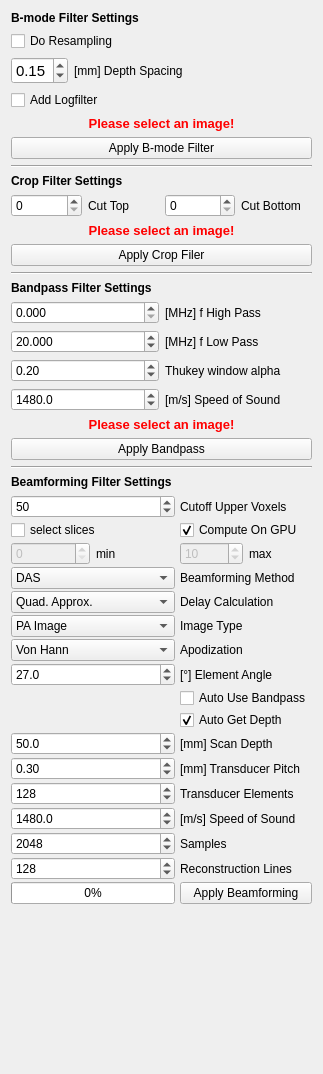
This is Plugins/org.mitk.gui.qt.photoacoustics.imageprocessing/src/internal/PAImageProcessingControls.ui in MITK/MITK as Qt 5 draws it before an edit. The edited form follows.
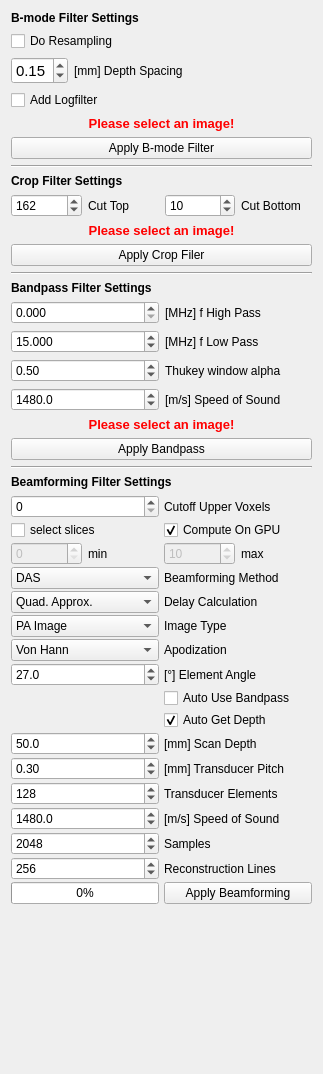
This is the edited form.

Commit message: better default values for tukey window and beamforming

Diff of the .ui file:
```diff
--- a/Plugins/org.mitk.gui.qt.photoacoustics.imageprocessing/src/internal/PAImageProcessingControls.ui
+++ b/Plugins/org.mitk.gui.qt.photoacoustics.imageprocessing/src/internal/PAImageProcessingControls.ui
@@ -144,6 +144,12 @@
            <property name="maximum">
             <number>99999</number>
            </property>
+           <property name="singleStep">
+            <number>5</number>
+           </property>
+           <property name="value">
+            <number>162</number>
+           </property>
           </widget>
          </item>
          <item>
@@ -158,6 +164,9 @@
            <property name="maximum">
             <number>99999</number>
            </property>
+           <property name="value">
+            <number>10</number>
+           </property>
           </widget>
          </item>
          <item>
@@ -227,7 +236,7 @@
             <double>200.000000000000000</double>
            </property>
            <property name="value">
-            <double>20.000000000000000</double>
+            <double>15.000000000000000</double>
            </property>
           </widget>
          </item>
@@ -306,7 +315,7 @@
             <double>0.100000000000000</double>
            </property>
            <property name="value">
-            <double>0.200000000000000</double>
+            <double>0.500000000000000</double>
            </property>
           </widget>
          </item>
@@ -518,7 +527,7 @@
           <number>128</number>
          </property>
          <property name="value">
-          <number>128</number>
+          <number>256</number>
          </property>
         </widget>
        </item>
@@ -541,6 +550,15 @@
          <property name="enabled">
           <bool>true</bool>
          </property>
+         <property name="sizePolicy">
+          <sizepolicy hsizetype="Preferred" vsizetype="Fixed">
+           <horstretch>0</horstretch>
+           <verstretch>0</verstretch>
+          </sizepolicy>
+         </property>
+         <property name="maximum">
+          <number>100</number>
+         </property>
          <property name="value">
           <number>0</number>
          </property>
@@ -561,7 +579,7 @@
           <number>10</number>
          </property>
          <property name="value">
-          <number>50</number>
+          <number>0</number>
          </property>
         </widget>
        </item>
```
